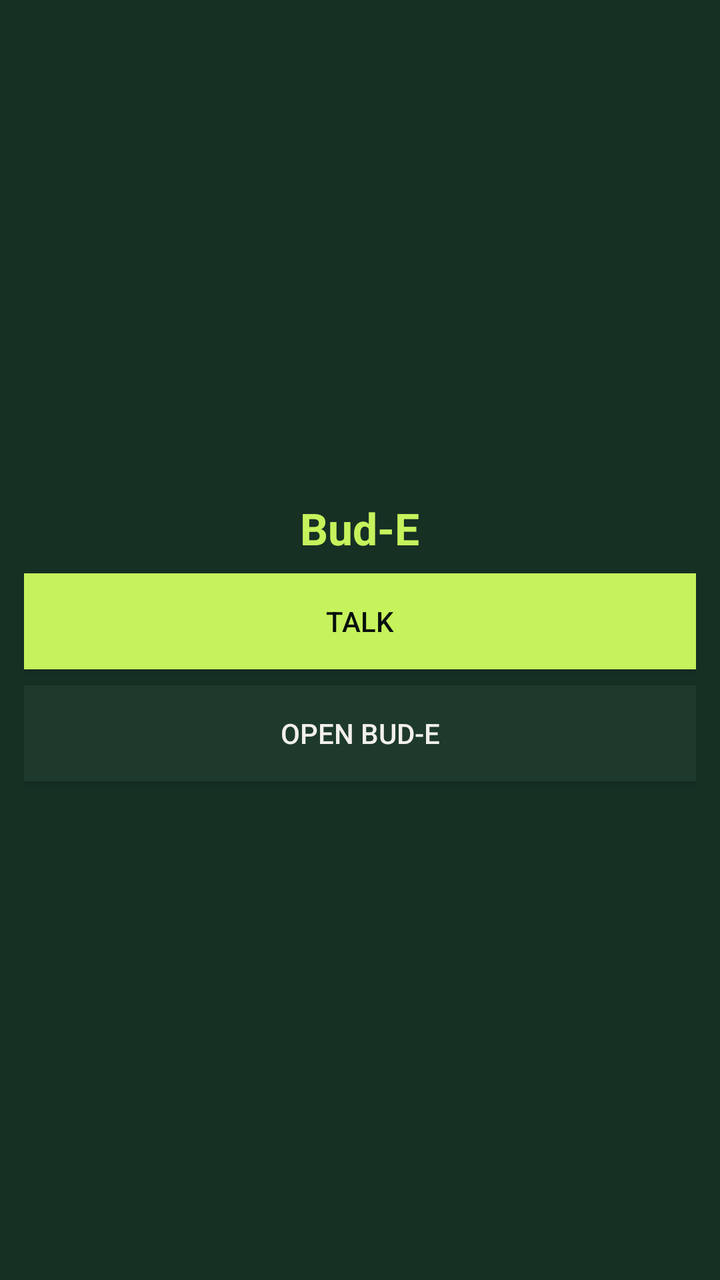
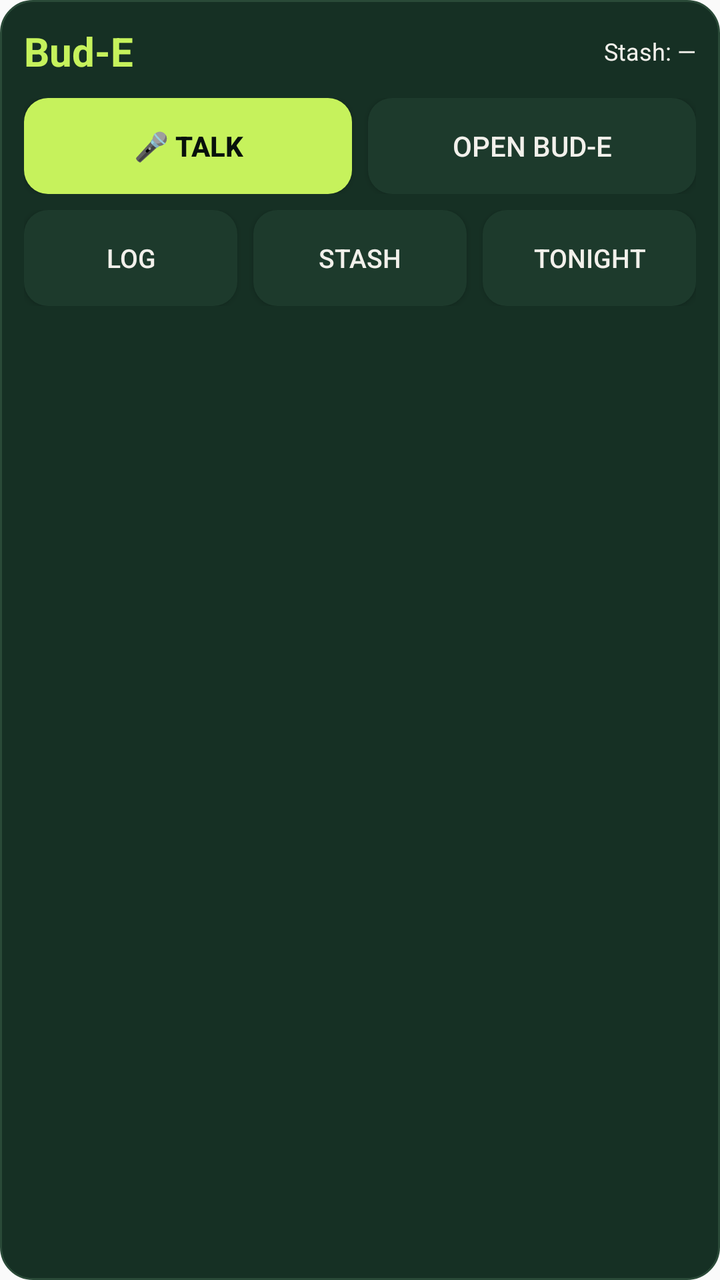

Compare the two renders of this Android layout. The source of the first and the diff that turns it into the second are given below.
<!-- AndroidManifest.xml: application theme AppTheme -->
<!-- res/layout/bud_e_widget.xml -->
<?xml version="1.0" encoding="utf-8"?>
<LinearLayout xmlns:android="http://schemas.android.com/apk/res/android"
    android:layout_width="match_parent"
    android:layout_height="match_parent"
    android:background="#163024"
    android:gravity="center"
    android:orientation="vertical"
    android:padding="12dp">

    <TextView
        android:id="@+id/widget_title"
        android:layout_width="wrap_content"
        android:layout_height="wrap_content"
        android:text="Bud-E"
        android:textColor="#c6f25c"
        android:textSize="22sp"
        android:textStyle="bold" />

    <Button
        android:id="@+id/widget_talk"
        android:layout_width="match_parent"
        android:layout_height="wrap_content"
        android:layout_marginTop="8dp"
        android:background="#c6f25c"
        android:text="Talk"
        android:textColor="#07110c" />

    <Button
        android:id="@+id/widget_open"
        android:layout_width="match_parent"
        android:layout_height="wrap_content"
        android:layout_marginTop="8dp"
        android:background="#1d3a2c"
        android:text="Open Bud-E"
        android:textColor="#f2f0eb" />
</LinearLayout>
<!-- resources referenced by this layout -->
<resources>
  <style name="AppTheme" parent="Theme.AppCompat.Light.DarkActionBar">
          
          <item name="colorPrimary">@color/colorPrimary</item>
          <item name="colorPrimaryDark">@color/colorPrimaryDark</item>
          <item name="colorAccent">@color/colorAccent</item>
      </style>
</resources>

<!-- the commit's change to res/layout/bud_e_widget.xml (unified diff, before → after) -->
@@ -2,35 +2,101 @@
 <LinearLayout xmlns:android="http://schemas.android.com/apk/res/android"
     android:layout_width="match_parent"
     android:layout_height="match_parent"
-    android:background="#163024"
-    android:gravity="center"
+    android:background="@drawable/bud_e_widget_bg"
     android:orientation="vertical"
     android:padding="12dp">
 
-    <TextView
-        android:id="@+id/widget_title"
-        android:layout_width="wrap_content"
+    <LinearLayout
+        android:layout_width="match_parent"
         android:layout_height="wrap_content"
-        android:text="Bud-E"
-        android:textColor="#c6f25c"
-        android:textSize="22sp"
-        android:textStyle="bold" />
+        android:gravity="center_vertical"
+        android:orientation="horizontal">
 
-    <Button
-        android:id="@+id/widget_talk"
+        <TextView
+            android:id="@+id/widget_title"
+            android:layout_width="wrap_content"
+            android:layout_height="wrap_content"
+            android:text="Bud-E"
+            android:textColor="#c6f25c"
+            android:textSize="20sp"
+            android:textStyle="bold" />
+
+        <TextView
+            android:id="@+id/widget_stash"
+            android:layout_width="0dp"
+            android:layout_height="wrap_content"
+            android:layout_marginStart="12dp"
+            android:layout_weight="1"
+            android:gravity="end"
+            android:maxLines="1"
+            android:text="Stash: —"
+            android:textColor="#f2f0eb"
+            android:textSize="12sp" />
+    </LinearLayout>
+
+    <LinearLayout
+        android:layout_width="match_parent"
+        android:layout_height="wrap_content"
+        android:layout_marginTop="10dp"
+        android:orientation="horizontal">
+
+        <Button
+            android:id="@+id/widget_talk"
+            android:layout_width="0dp"
+            android:layout_height="wrap_content"
+            android:layout_weight="1"
+            android:background="@drawable/bud_e_widget_btn_talk"
+            android:text="🎤 Talk"
+            android:textColor="#07110c"
+            android:textStyle="bold" />
+
+        <Button
+            android:id="@+id/widget_open"
+            android:layout_width="0dp"
+            android:layout_height="wrap_content"
+            android:layout_marginStart="8dp"
+            android:layout_weight="1"
+            android:background="@drawable/bud_e_widget_btn_ghost"
+            android:text="Open Bud-E"
+            android:textColor="#f2f0eb" />
+    </LinearLayout>
+
+    <LinearLayout
         android:layout_width="match_parent"
         android:layout_height="wrap_content"
         android:layout_marginTop="8dp"
-        android:background="#c6f25c"
-        android:text="Talk"
-        android:textColor="#07110c" />
+        android:orientation="horizontal">
 
-    <Button
-        android:id="@+id/widget_open"
-        android:layout_width="match_parent"
-        android:layout_height="wrap_content"
-        android:layout_marginTop="8dp"
-        android:background="#1d3a2c"
-        android:text="Open Bud-E"
-        android:textColor="#f2f0eb" />
+        <Button
+            android:id="@+id/widget_log"
+            android:layout_width="0dp"
+            android:layout_height="wrap_content"
+            android:layout_weight="1"
+            android:background="@drawable/bud_e_widget_btn_ghost"
+            android:text="Log"
+            android:textColor="#f2f0eb"
+            android:textSize="13sp" />
+
+        <Button
+            android:id="@+id/widget_stash_btn"
+            android:layout_width="0dp"
+            android:layout_height="wrap_content"
+            android:layout_marginStart="8dp"
+            android:layout_weight="1"
+            android:background="@drawable/bud_e_widget_btn_ghost"
+            android:text="Stash"
+            android:textColor="#f2f0eb"
+            android:textSize="13sp" />
+
+        <Button
+            android:id="@+id/widget_tonight"
+            android:layout_width="0dp"
+            android:layout_height="wrap_content"
+            android:layout_marginStart="8dp"
+            android:layout_weight="1"
+            android:background="@drawable/bud_e_widget_btn_ghost"
+            android:text="Tonight"
+            android:textColor="#f2f0eb"
+            android:textSize="13sp" />
+    </LinearLayout>
 </LinearLayout>
<!-- resource entries referenced after the edit -->
@@ -1,5 +1,29 @@
 <!-- resources referenced by this layout -->
 <resources>
+  <!-- drawable bud_e_widget_bg (drawable) -->
+  <?xml version="1.0" encoding="utf-8"?>
+  <shape xmlns:android="http://schemas.android.com/apk/res/android"
+      android:shape="rectangle">
+      <solid android:color="#163024" />
+      <stroke
+          android:width="1dp"
+          android:color="#2a4a38" />
+      <corners android:radius="16dp" />
+  </shape>
+  <!-- drawable bud_e_widget_btn_ghost (drawable) -->
+  <?xml version="1.0" encoding="utf-8"?>
+  <shape xmlns:android="http://schemas.android.com/apk/res/android"
+      android:shape="rectangle">
+      <solid android:color="#1d3a2c" />
+      <corners android:radius="12dp" />
+  </shape>
+  <!-- drawable bud_e_widget_btn_talk (drawable) -->
+  <?xml version="1.0" encoding="utf-8"?>
+  <shape xmlns:android="http://schemas.android.com/apk/res/android"
+      android:shape="rectangle">
+      <solid android:color="#c6f25c" />
+      <corners android:radius="12dp" />
+  </shape>
   <style name="AppTheme" parent="Theme.AppCompat.Light.DarkActionBar">
           
           <item name="colorPrimary">@color/colorPrimary</item>
